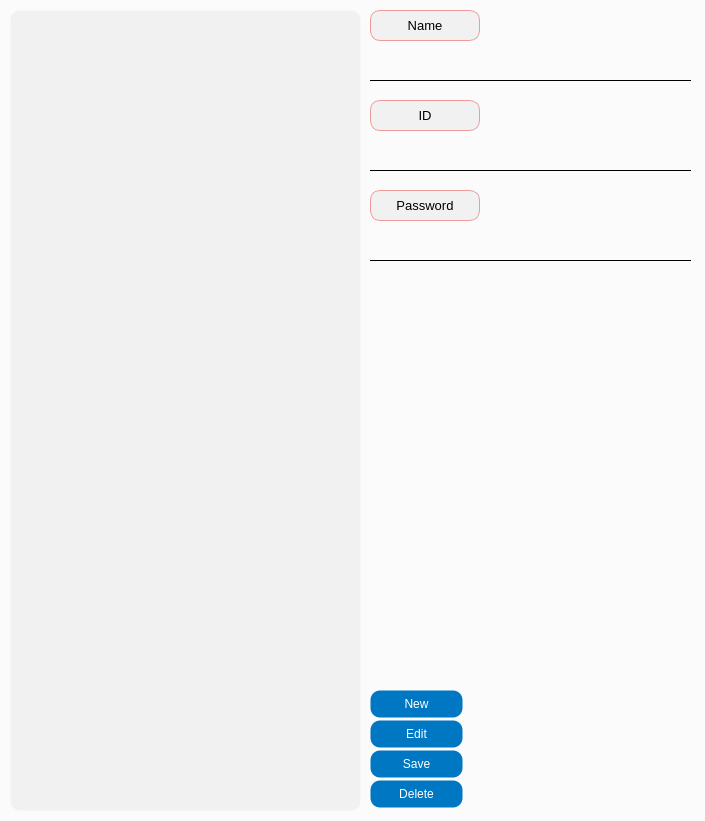
DY-Microfinance-Customer-Management/dymf-algorithm, file app/src/pages/settings/user.ui: the form before one commit.
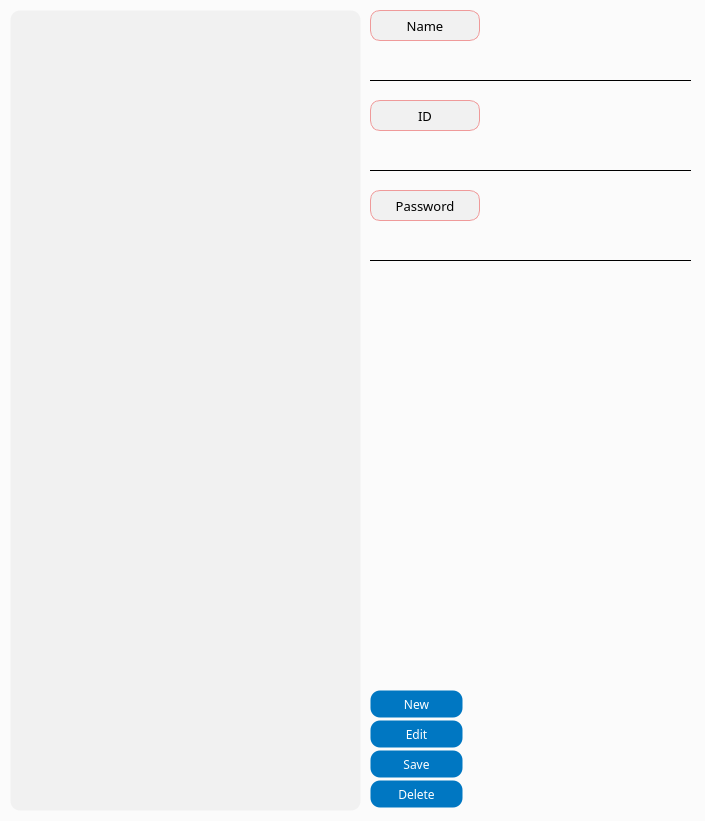
The form after the commit.

Diff of the .ui file:
```diff
--- a/app/src/pages/settings/user.ui
+++ b/app/src/pages/settings/user.ui
@@ -69,6 +69,11 @@
       <height>28</height>
      </rect>
     </property>
+    <property name="font">
+     <font>
+      <family>Arial Black</family>
+     </font>
+    </property>
     <property name="text">
      <string>New</string>
     </property>
@@ -82,6 +87,11 @@
       <height>28</height>
      </rect>
     </property>
+    <property name="font">
+     <font>
+      <family>Arial Black</family>
+     </font>
+    </property>
     <property name="text">
      <string>Save</string>
     </property>
@@ -95,6 +105,11 @@
       <height>28</height>
      </rect>
     </property>
+    <property name="font">
+     <font>
+      <family>Arial Black</family>
+     </font>
+    </property>
     <property name="text">
      <string>Edit</string>
     </property>
@@ -108,6 +123,11 @@
       <height>28</height>
      </rect>
     </property>
+    <property name="font">
+     <font>
+      <family>Arial Black</family>
+     </font>
+    </property>
     <property name="text">
      <string>Delete</string>
     </property>
@@ -213,6 +233,7 @@
     </property>
     <property name="font">
      <font>
+      <family>Arial Black</family>
       <pointsize>10</pointsize>
      </font>
     </property>
@@ -254,6 +275,7 @@
     </property>
     <property name="font">
      <font>
+      <family>Arial Black</family>
       <pointsize>10</pointsize>
      </font>
     </property>
@@ -295,6 +317,7 @@
     </property>
     <property name="font">
      <font>
+      <family>Arial Black</family>
       <pointsize>10</pointsize>
      </font>
     </property>
```
Left out of the diff: 30 changed lines with no effect on the pictures.
